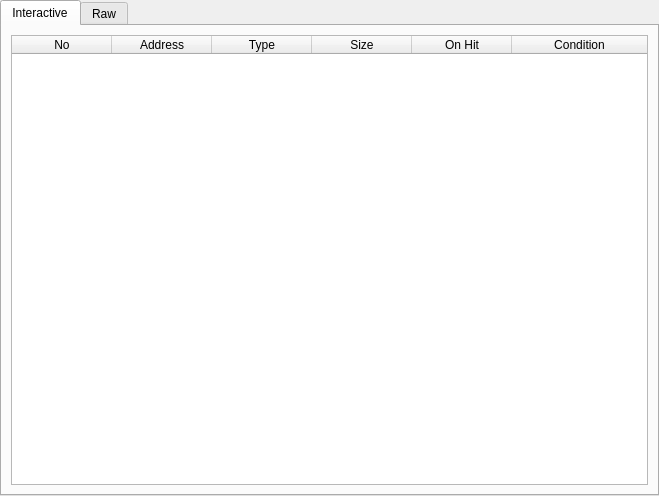
First picture: the form in GUI/BreakpointInfoWidget.ui, repository korcankaraokcu/PINCE, before the edit.
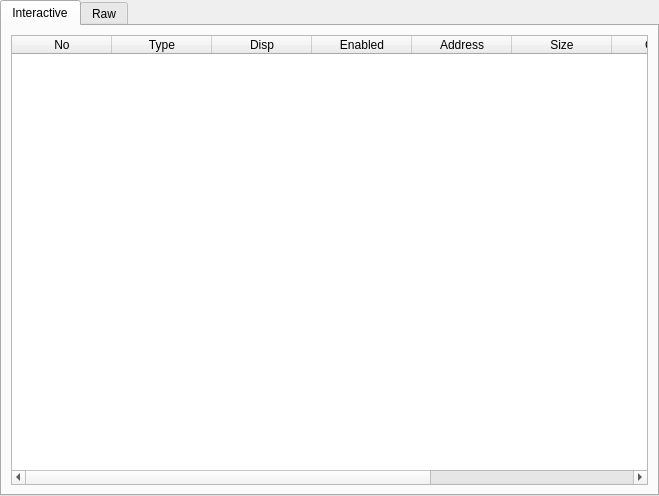
Second picture: the form after the edit.

Commit message: PINCE now can parse <MULTIPLE> tag in breakpoints Added the ability to detect custom watchpoints Fixed custom watchpoint size Added a new GDB/MI parser hardware_breakpoint_available now works properly Extended tuple_breakpoint_info

Diff of the .ui file:
```diff
--- a/GUI/BreakpointInfoWidget.ui
+++ b/GUI/BreakpointInfoWidget.ui
@@ -49,16 +49,26 @@
         <string>No</string>
        </property>
       </column>
-      <column>
-       <property name="text">
-        <string>Address</string>
-       </property>
-      </column>
       <column>
        <property name="text">
         <string>Type</string>
        </property>
       </column>
+      <column>
+       <property name="text">
+        <string>Disp</string>
+       </property>
+      </column>
+      <column>
+       <property name="text">
+        <string>Enabled</string>
+       </property>
+      </column>
+      <column>
+       <property name="text">
+        <string>Address</string>
+       </property>
+      </column>
       <column>
        <property name="text">
         <string>Size</string>
@@ -69,6 +79,11 @@
         <string>On Hit</string>
        </property>
       </column>
+      <column>
+       <property name="text">
+        <string>Hit Count</string>
+       </property>
+      </column>
       <column>
        <property name="text">
         <string>Condition</string>
```
The commit also changes 7 other files.
